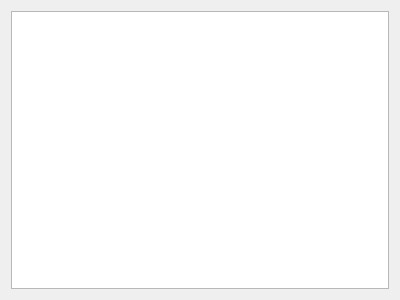
This is BaseEditor.ui in jaycaz/sg-mint as Qt 5 draws it before an edit. The edited form follows.
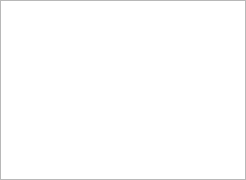
This is the edited form.

Commit message: Added Shape Editor class, Add Line button, and preview dot

Diff of the .ui file:
```diff
--- a/BaseEditor.ui
+++ b/BaseEditor.ui
@@ -6,16 +6,47 @@
    <rect>
     <x>0</x>
     <y>0</y>
-    <width>400</width>
-    <height>300</height>
+    <width>246</width>
+    <height>180</height>
    </rect>
   </property>
+  <property name="sizePolicy">
+   <sizepolicy hsizetype="Ignored" vsizetype="Ignored">
+    <horstretch>0</horstretch>
+    <verstretch>0</verstretch>
+   </sizepolicy>
+  </property>
+  <property name="mouseTracking">
+   <bool>true</bool>
+  </property>
   <property name="windowTitle">
    <string>Form</string>
   </property>
-  <layout class="QGridLayout" name="gridLayout_2">
-   <item row="0" column="0">
-    <widget class="QGraphicsView" name="gview"/>
+  <layout class="QVBoxLayout" name="verticalLayout">
+   <property name="leftMargin">
+    <number>0</number>
+   </property>
+   <property name="topMargin">
+    <number>0</number>
+   </property>
+   <property name="rightMargin">
+    <number>0</number>
+   </property>
+   <property name="bottomMargin">
+    <number>0</number>
+   </property>
+   <item>
+    <widget class="QGraphicsView" name="canvas">
+     <property name="sizePolicy">
+      <sizepolicy hsizetype="Ignored" vsizetype="Ignored">
+       <horstretch>0</horstretch>
+       <verstretch>0</verstretch>
+      </sizepolicy>
+     </property>
+     <property name="mouseTracking">
+      <bool>true</bool>
+     </property>
+    </widget>
    </item>
   </layout>
  </widget>
```
The commit also changes 16 other files.
